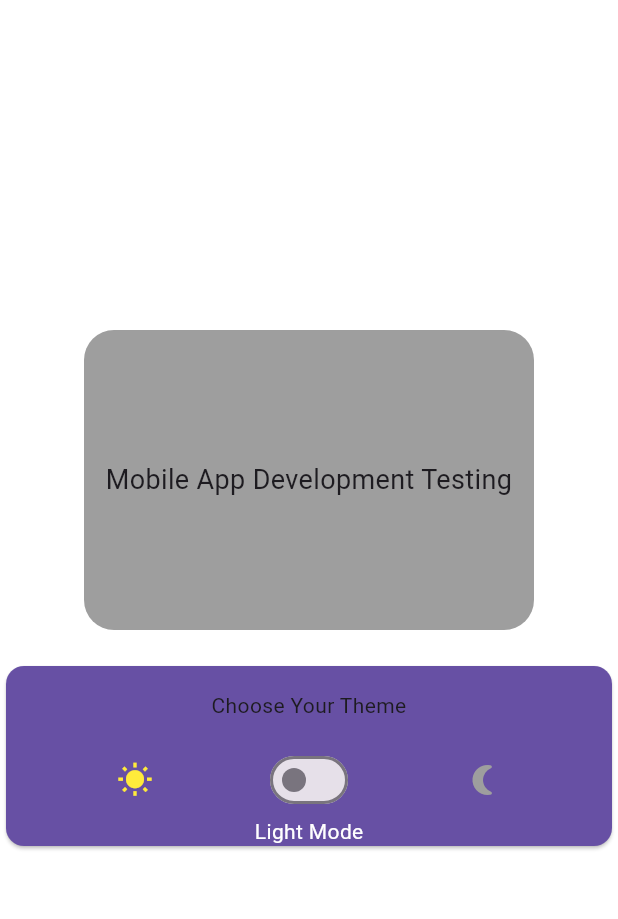
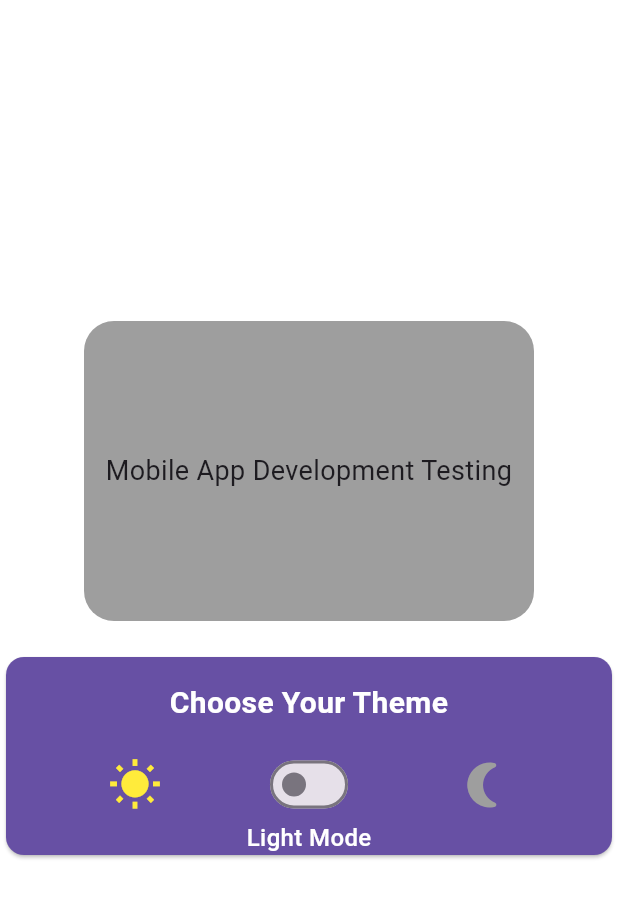
Before and after one commit to OfficialEseosa/MadProjects, a Flutter app: the screen it shows after launch, on a phone screen of 412 x 824 dp, the part 84-1003 px from its top. Run offline on Flutter 3.47's test engine with Material 3 defaults, Android fonts, the phone set to English and light mode, and no system bars.

Commit message:
Increased card and added comments

```diff
--- a/inclass02/lib/main.dart
+++ b/inclass02/lib/main.dart
@@ -17,6 +17,11 @@ class _RunMyAppState extends State<RunMyApp> {
 
   // Variable to control the container color for animation
   Color _containerColor = Colors.grey;
+
+  // Sizing constants used inside the theme toggle card
+  static const double _cardIconSize = 36.0;
+  static const double _cardTitleFontSize = 20.0;
+  static const double _cardStatusFontSize = 16.0;
 
   // Method to toggle the theme
   void changeTheme(ThemeMode themeMode) {
@@ -79,13 +84,20 @@ class _RunMyAppState extends State<RunMyApp> {
                       child: Text(
                       'Choose Your Theme',
                       textAlign: TextAlign.center,
+                      style: TextStyle(
+                        fontSize: _cardTitleFontSize,
+                        fontWeight: FontWeight.w600,
+                        color: Theme.of(context).colorScheme.onPrimary,
+                      ),
                       ),
                     ),
+                    // Icons and switch laid out horizontally for the theme picker
                     Row(
                       mainAxisAlignment: MainAxisAlignment.spaceEvenly,
                       children: [
                       Icon(
                         Icons.wb_sunny,
+                        size: _cardIconSize,
                         color: _themeMode != ThemeMode.dark ? Colors.yellow : Colors.grey,
                       ),
                       Switch(
@@ -96,13 +108,19 @@ class _RunMyAppState extends State<RunMyApp> {
                         ),
                       Icon(
                         Icons.nightlight_round,
+                        size: _cardIconSize,
                         color: _themeMode == ThemeMode.dark ? Colors.yellow : Colors.grey,
                       ),
                       ],
                     ),
+                    // Status label reflects current theme with larger text
                     Text(
                       _themeMode == ThemeMode.dark ? "Dark Mode" : "Light Mode",
-                      style: TextStyle(color: Theme.of(context).colorScheme.onPrimary),
+                      style: TextStyle(
+                        fontSize: _cardStatusFontSize,
+                        fontWeight: FontWeight.w500,
+                        color: Theme.of(context).colorScheme.onPrimary,
+                      ),
                       )
                   ],
                 ),
```
